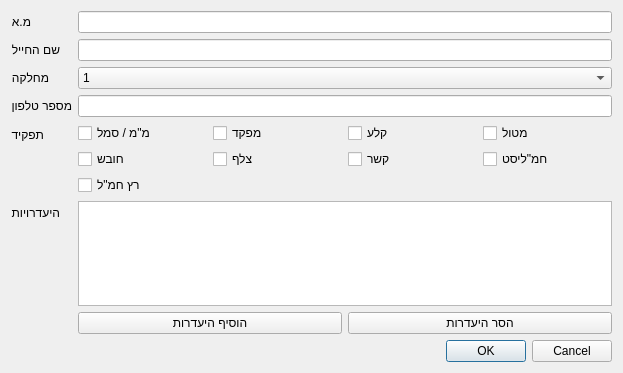
omertal88/shavzak, file ui/SoldierDialog.ui: the form before one commit.
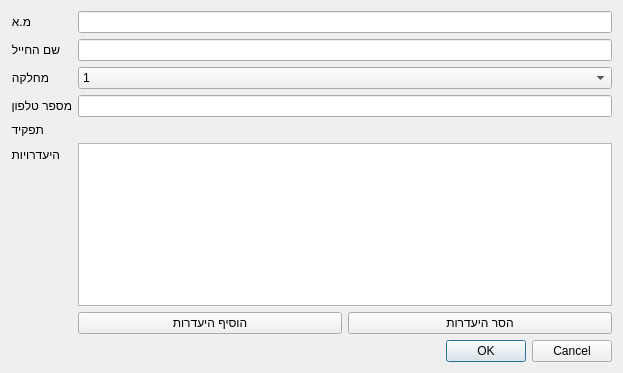
The form after the commit. Custom widgets are drawn as their Qt base class.

Patch:
```diff
--- a/ui/SoldierDialog.ui
+++ b/ui/SoldierDialog.ui
@@ -64,73 +64,6 @@
        </property>
       </widget>
      </item>
-     <item row="4" column="1">
-      <layout class="QGridLayout" name="gridLayout">
-       <item row="0" column="1">
-        <widget class="QCheckBox" name="commanderCheck">
-         <property name="text">
-          <string>מפקד</string>
-         </property>
-        </widget>
-       </item>
-       <item row="0" column="2">
-        <widget class="QCheckBox" name="sharpshooterCheck">
-         <property name="text">
-          <string>קלע</string>
-         </property>
-        </widget>
-       </item>
-       <item row="1" column="0">
-        <widget class="QCheckBox" name="medicCheck">
-         <property name="text">
-          <string>חובש</string>
-         </property>
-        </widget>
-       </item>
-       <item row="0" column="0">
-        <widget class="QCheckBox" name="officerCheck">
-         <property name="text">
-          <string>מ&quot;מ / סמל</string>
-         </property>
-        </widget>
-       </item>
-       <item row="1" column="2">
-        <widget class="QCheckBox" name="signallerCheck">
-         <property name="text">
-          <string>קשר</string>
-         </property>
-        </widget>
-       </item>
-       <item row="0" column="3">
-        <widget class="QCheckBox" name="grenLauncherCheck">
-         <property name="text">
-          <string>מטול</string>
-         </property>
-        </widget>
-       </item>
-       <item row="1" column="1">
-        <widget class="QCheckBox" name="sniperCheck">
-         <property name="text">
-          <string>צלף</string>
-         </property>
-        </widget>
-       </item>
-       <item row="1" column="3">
-        <widget class="QCheckBox" name="hamalistCheck">
-         <property name="text">
-          <string>חמ&quot;ליסט</string>
-         </property>
-        </widget>
-       </item>
-       <item row="2" column="0">
-        <widget class="QCheckBox" name="hamalRunnerCheck">
-         <property name="text">
-          <string>רץ חמ&quot;ל</string>
-         </property>
-        </widget>
-       </item>
-      </layout>
-     </item>
      <item row="5" column="0">
       <widget class="QLabel" name="label_4">
        <property name="text">
@@ -183,6 +116,13 @@
      <item row="3" column="1">
       <widget class="QLineEdit" name="telephoneEdit"/>
      </item>
+     <item row="4" column="1">
+      <widget class="RolesWidget" name="rolesWidget" native="true">
+       <property name="focusPolicy">
+        <enum>Qt::TabFocus</enum>
+       </property>
+      </widget>
+     </item>
     </layout>
    </item>
    <item>
@@ -197,6 +137,14 @@
    </item>
   </layout>
  </widget>
+ <customwidgets>
+  <customwidget>
+   <class>RolesWidget</class>
+   <extends>QWidget</extends>
+   <header>ui.Promoted.RolesWidget.h</header>
+   <container>1</container>
+  </customwidget>
+ </customwidgets>
  <tabstops>
   <tabstop>pnEdit</tabstop>
   <tabstop>soldierNameEdit</tabstop>
```
Left out of the diff: 10 changed lines with no effect on the pictures.
